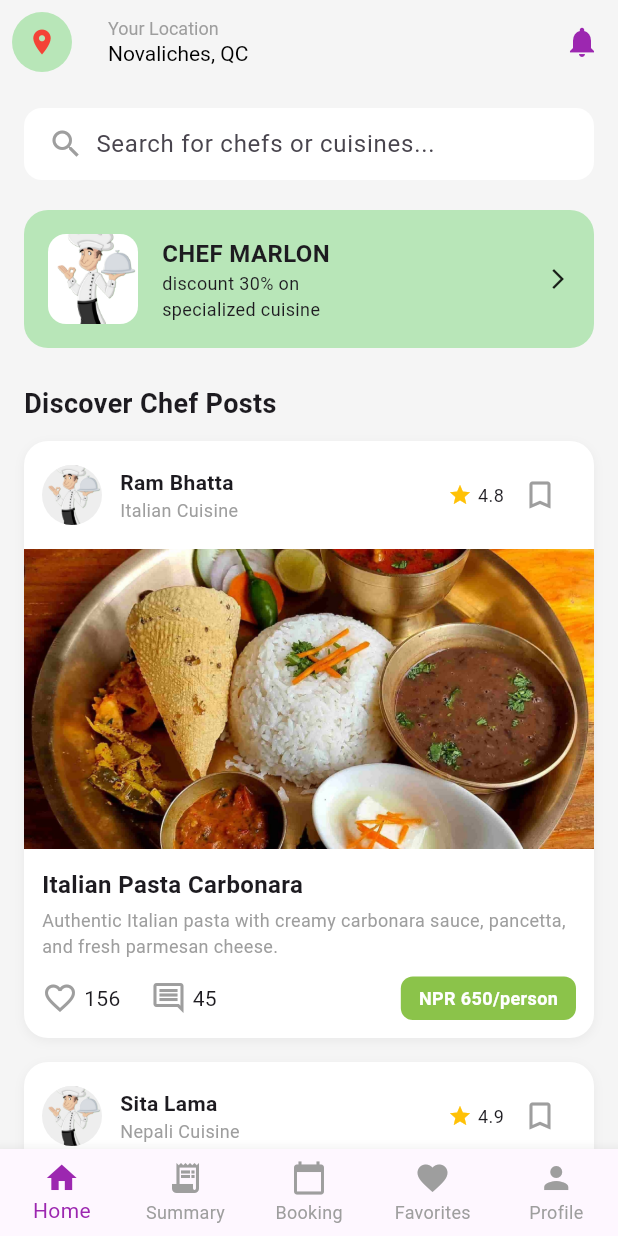
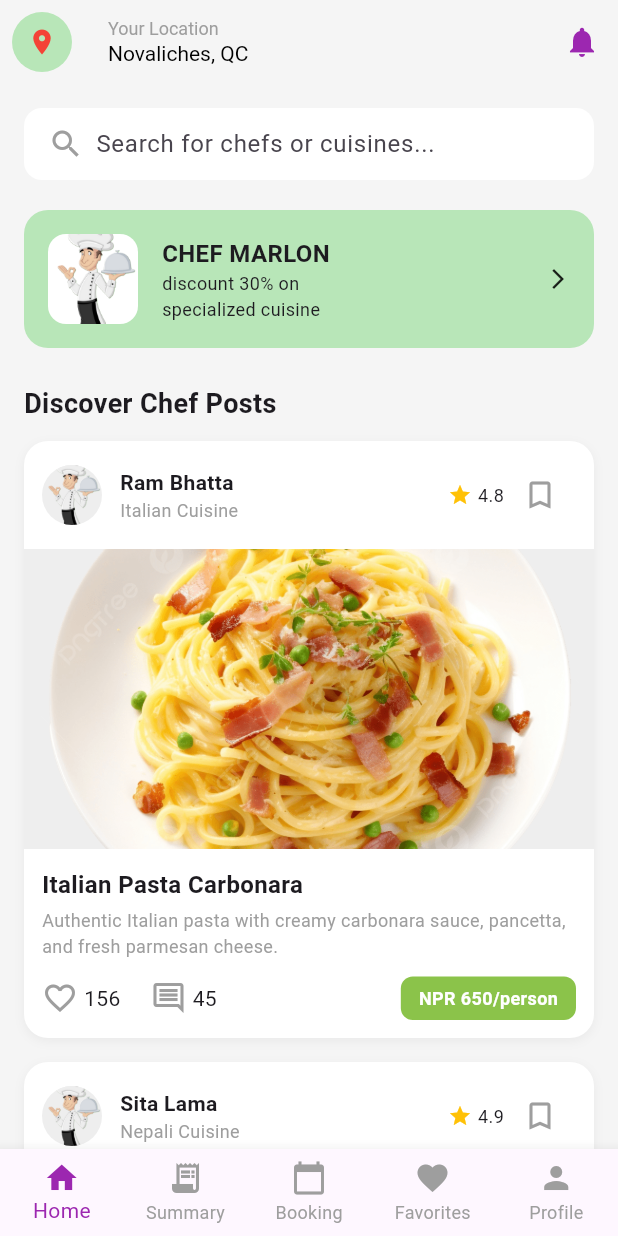
Before and after one commit to Dipeshchaudhary2005/CookMateApp, a Flutter app: the CustomerDashboard screen opened by its route, on a phone screen of 412 x 824 dp. Run offline on Flutter 3.47's test engine with Material 3 defaults, Android fonts, the phone set to English and light mode, and no system bars; our stand-ins replace flutter_secure_storage, google_sign_in, image_picker; missing offline and left inert: jwt_decode; accounts and stored records are empty.

Commit message:
modified code

```diff
--- a/lib/customer/customerdashboard.dart
+++ b/lib/customer/customerdashboard.dart
@@ -27,7 +27,7 @@ class _CustomerDashboardState extends State<CustomerDashboard> {
       'experience': '4 Years',
       'rating': 4.8,
       'cuisineTitle': 'Italian Pasta Carbonara',
-      'cuisineImage': 'Resource/Dal-Bhat-Tarkari.jpg',
+      'cuisineImage': 'Resource/pasta-carbonara.png',
       'description':
           'Authentic Italian pasta with creamy carbonara sauce, pancetta, and fresh parmesan cheese.',
       'likes': 156,
--- a/pubspec.yaml
+++ b/pubspec.yaml
@@ -101,4 +101,5 @@ flutter:
     - Resource/google logo.png
     - Resource/Dal-Bhat-Tarkari.jpg
     - Resource/momo.jpg
+    - Resource/pasta-carbonara.png
     - Resource/no_image.jpeg
```
Also changed, not shown: Resource/pasta-carbonara.png (added).
